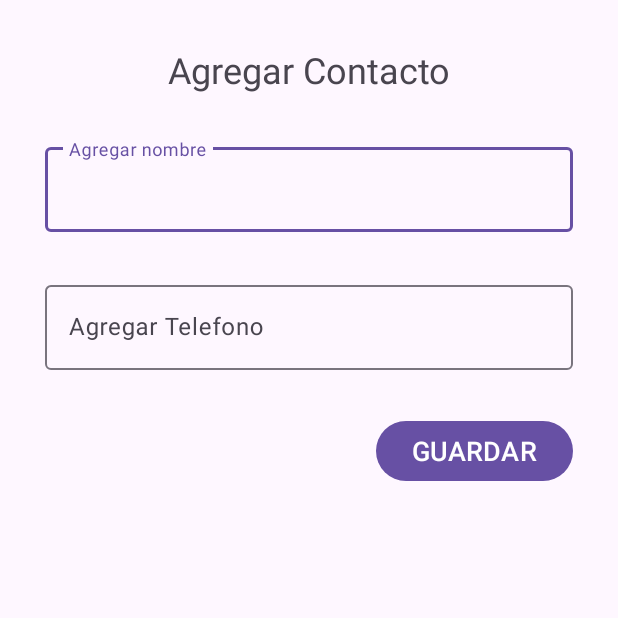
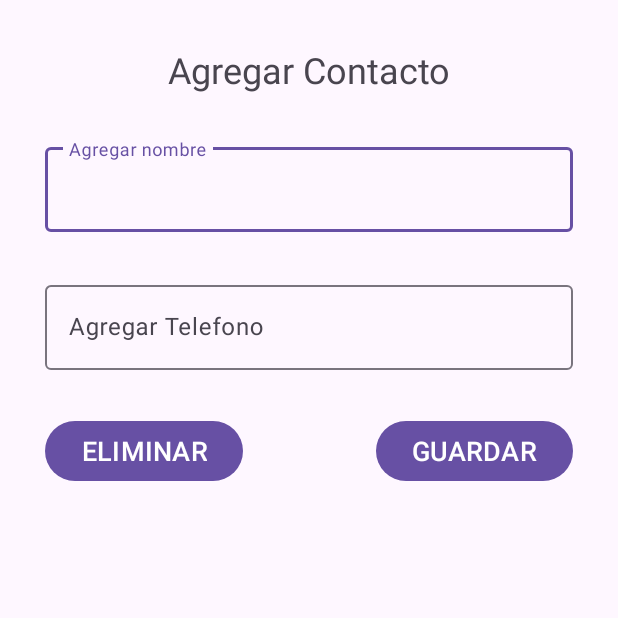
Before and after one commit to Picho72/Practica8, an Android app: the screen it shows after launch (AgregarActivity), after a tap on an icon or button, on a phone screen of 412 x 824 dp, the top half of it. Run offline under Robolectric (Android 15) with nearby library versions, the phone set to English and light mode, and no system bars.

```diff
--- a/app/build.gradle.kts
+++ b/app/build.gradle.kts
@@ -36,6 +36,9 @@ android {
 }
 
 dependencies {
+    implementation("com.squareup.retrofit2:retrofit:2.9.0")
+    implementation("com.squareup.retrofit2:converter-gson:2.9.0")
+    implementation("com.google.code.gson:gson:2.10.1")
 
     implementation(libs.androidx.core.ktx)
     implementation(libs.androidx.appcompat)
--- a/app/src/main/AndroidManifest.xml
+++ b/app/src/main/AndroidManifest.xml
@@ -1,9 +1,10 @@
 <?xml version="1.0" encoding="utf-8"?>
 <manifest xmlns:android="http://schemas.android.com/apk/res/android"
     xmlns:tools="http://schemas.android.com/tools">
-
+    <uses-permission android:name="android.permission.INTERNET"/>
     <application
         android:allowBackup="true"
+        android:usesCleartextTraffic="true"
         android:dataExtractionRules="@xml/data_extraction_rules"
         android:fullBackupContent="@xml/backup_rules"
         android:icon="@mipmap/ic_launcher"
--- a/app/src/main/java/com/example/practica8/Adaptador.kt
+++ b/app/src/main/java/com/example/practica8/Adaptador.kt
@@ -1,33 +1,32 @@
 package com.example.practica8
 
-import android.text.Layout
 import android.view.LayoutInflater
 import android.view.View
 import android.view.ViewGroup
 import android.widget.TextView
 import androidx.recyclerview.widget.RecyclerView
 
-class Adaptador (private var mainActivity: MainActivity)
-    : RecyclerView.Adapter<Adaptador.ViewHolderContactos>(){
+class Adaptador(private val mainActivity: MainActivity, private var contactos: List<Contacto>)
+    : RecyclerView.Adapter<Adaptador.ViewHolderContactos>() {
 
-    //Parte interna
-    class ViewHolderContactos(item: View): RecyclerView.ViewHolder(item){
-        var txtNombre : TextView = item.findViewById(R.id.txtNombre)
-        var txtTelefono : TextView = item.findViewById(R.id.txtTelefono)
+    // Parte interna
+    class ViewHolderContactos(item: View) : RecyclerView.ViewHolder(item) {
+        var txtNombre: TextView = item.findViewById(R.id.txtNombre)
+        var txtTelefono: TextView = item.findViewById(R.id.txtTelefono)
     }
 
     override fun onCreateViewHolder(parent: ViewGroup, viewType: Int): ViewHolderContactos {
-        var layoutItem = LayoutInflater.from(parent.context).inflate(R.layout.contacto_item, parent, false)
+        val layoutItem = LayoutInflater.from(parent.context).inflate(R.layout.contacto_item, parent, false)
         return ViewHolderContactos(layoutItem)
     }
 
-    override fun getItemCount(): Int  = ProvisionalDatos.listaContactos.size
+    override fun getItemCount(): Int = contactos.size
 
     override fun onBindViewHolder(holder: ViewHolderContactos, position: Int) {
-        val contacto = ProvisionalDatos.listaContactos[position]
+        val contacto = contactos[position]
         holder.txtNombre.text = contacto.nombre
         holder.txtTelefono.text = contacto.telefono
-        holder.itemView.setOnClickListener{
+        holder.itemView.setOnClickListener {
             mainActivity.clickItem(position)
         }
     }
--- a/app/src/main/java/com/example/practica8/Contacto.kt
+++ b/app/src/main/java/com/example/practica8/Contacto.kt
@@ -1,3 +1,3 @@
 package com.example.practica8
 
-data class Contacto(val nombre: String, val telefono:String)
+data class Contacto(val idcontacto:Int, val nombre: String, val telefono:String)
--- /dev/null
+++ b/app/src/main/java/com/example/practica8/IContacto.kt
@@ -0,0 +1,26 @@
+package com.example.practica8
+
+import retrofit2.Call
+import retrofit2.http.Body
+import retrofit2.http.DELETE
+import retrofit2.http.GET
+import retrofit2.http.PUT
+import retrofit2.http.Path
+
+interface IContacto {
+    companion object {
+        const val url: String = "http://192.168.97.47:4567"
+    }
+
+    @GET("/contactos")
+    fun getContactos(): Call<List<Contacto>>
+
+    @PUT("/contacto/agregar")
+    fun agregar(@Body contacto: Contacto): Call<Boolean>
+
+    @PUT("/contacto/modificar")
+    fun modificar(@Body contacto: Contacto): Call<Boolean>
+
+    @DELETE("/contacto/borrar/{id}")
+    fun eliminar(@Path("id") id: Int): Call<Boolean>
+}
--- a/app/src/main/java/com/example/practica8/MainActivity.kt
+++ b/app/src/main/java/com/example/practica8/MainActivity.kt
@@ -10,10 +10,13 @@ import androidx.core.view.ViewCompat
 import androidx.core.view.WindowInsetsCompat
 import androidx.recyclerview.widget.LinearLayoutManager
 import androidx.recyclerview.widget.RecyclerView
+import retrofit2.Call
+import retrofit2.Callback
+import retrofit2.Response
 
 class MainActivity : AppCompatActivity() {
 
-    lateinit var rcv:RecyclerView
+    lateinit var rcv: RecyclerView
 
     override fun onCreate(savedInstanceState: Bundle?) {
         super.onCreate(savedInstanceState)
@@ -25,23 +28,44 @@ class MainActivity : AppCompatActivity() {
             insets
         }
         rcv = findViewById(R.id.rvContactos)
-    }//onCreate
+    }
 
     override fun onResume() {
         super.onResume()
-        Log.w("Contactos", "Hay ${ProvisionalDatos.listaContactos.size} contactos")
-        rcv.adapter = Adaptador(this)
-        rcv.layoutManager = LinearLayoutManager(this)
+        val retrofit = RetrofitApp.getRetrofit()
+        val servicio = retrofit.create(IContacto::class.java)
+        val peticion: Call<List<Contacto>> = servicio.getContactos()
+
+        peticion.enqueue(object : Callback<List<Contacto>> {
+            override fun onResponse(call: Call<List<Contacto>>, response: Response<List<Contacto>>) {
+                val contactos = response.body() ?: emptyList()
+                Log.v("Respuesta", "Número de registros ${contactos.size}")
+
+                // Configurar el RecyclerView aquí
+                rcv.adapter = Adaptador(this@MainActivity, contactos)
+                rcv.layoutManager = LinearLayoutManager(this@MainActivity)
+
+                // Almacena los contactos en ProvisionalDatos
+                ProvisionalDatos.listaContactos.clear()
+                ProvisionalDatos.listaContactos.addAll(contactos)
+                Log.d("CONTACTOS", "$contactos")
+            }
+
+            override fun onFailure(call: Call<List<Contacto>>, t: Throwable) {
+                Log.e("ERROR", t.message.toString())
+            }
+        })
     }
 
-    fun btnAgregar(v: View){
+    fun btnAgregar(v: View) {
         val intent = Intent(this, AgregarActivity::class.java)
         startActivity(intent)
     }
 
-    fun clickItem(position: Int){
+    fun clickItem(position: Int) {
         val intent = Intent(this, EditActivity::class.java)
         intent.putExtra("position", position)
         startActivity(intent)
     }
+
 }
--- /dev/null
+++ b/app/src/main/java/com/example/practica8/RetrofitApp.kt
@@ -0,0 +1,15 @@
+package com.example.practica8
+
+import retrofit2.Retrofit
+import retrofit2.converter.gson.GsonConverterFactory
+
+class RetrofitApp {
+    companion object {
+        fun getRetrofit(): Retrofit {
+            return Retrofit.Builder()
+                .baseUrl(IContacto.url)
+                .addConverterFactory(GsonConverterFactory.create())
+                .build()
+        }
+    }
+}
--- a/app/src/main/res/layout/activity_agregar.xml
+++ b/app/src/main/res/layout/activity_agregar.xml
@@ -7,6 +7,16 @@
     android:layout_height="match_parent"
     tools:context=".AgregarActivity">
 
+    <Button
+        android:id="@+id/btnEliminar"
+        android:layout_width="wrap_content"
+        android:layout_height="wrap_content"
+        android:layout_marginTop="30dp"
+        android:layout_marginStart="30dp"
+        android:text="@string/btn_eliminar"
+        android:textSize="18sp"
+        app:layout_constraintStart_toStartOf="parent"
+        app:layout_constraintTop_toBottomOf="@+id/textInputLayout2" />
     <TextView
         android:id="@+id/txtTitulo"
         android:layout_width="wrap_content"
--- a/app/src/main/res/values/strings.xml
+++ b/app/src/main/res/values/strings.xml
@@ -5,4 +5,5 @@
     <string name="agrega_nombre">Agregar nombre</string>
     <string name="agregar_telefono">Agregar Telefono</string>
     <string name="btn_agregar">GUARDAR</string>
+    <string name="btn_eliminar">ELIMINAR</string>
 </resources>
```
Also changed, not shown: app/src/main/java/com/example/practica8/AgregarActivity.kt (+35 -7 lines), app/src/main/java/com/example/practica8/EditActivity.kt (+80 -9 lines).
